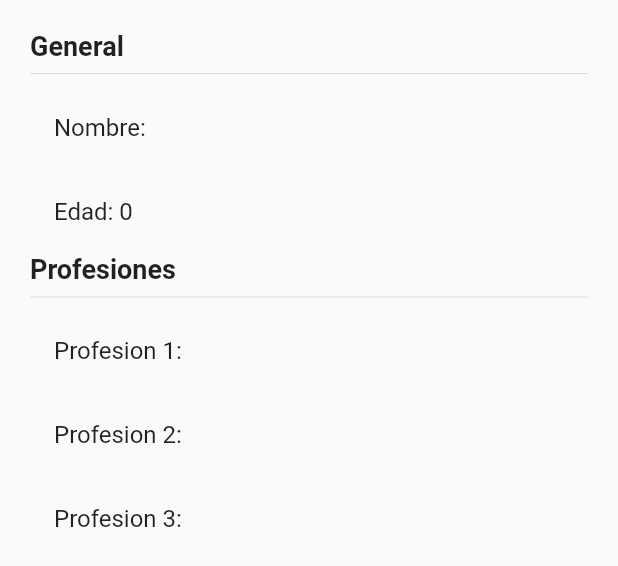
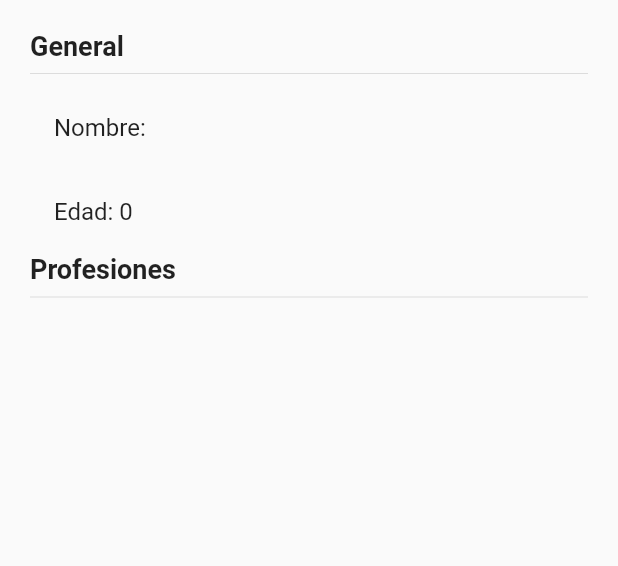
Before and after one commit to rocatoro18/manejadores_estado, a Flutter app: the InformacionUsuario widget shown alone on an empty page, opened directly with empty values, on a phone screen of 412 x 824 dp. Shown: the top 566 px of the screen. Run offline on Flutter 3.47's test engine with Material 2 defaults, Android fonts, the phone set to English and light mode, and no system bars; accounts and stored records are empty.

Commit message:
add professions

```diff
--- a/lib/pages/pagina1_page.dart
+++ b/lib/pages/pagina1_page.dart
@@ -66,20 +66,15 @@ class InformacionUsuario extends StatelessWidget {
           ListTile(
             title: Text('Edad: ${usuario.edad}'),
           ),
-          Text(
+          const Text(
             'Profesiones',
             style: TextStyle(fontSize: 18, fontWeight: FontWeight.bold),
           ),
           const Divider(),
-          ListTile(
-            title: Text('Profesion 1: '),
-          ),
-          ListTile(
-            title: Text('Profesion 2:'),
-          ),
-          ListTile(
-            title: Text('Profesion 3:'),
-          ),
+          // Desestructuracion
+          ...usuario.profesiones!
+              .map((profesion) => ListTile(title: Text(profesion)))
+              .toList()
         ],
       ),
     );
--- a/lib/services/usuario_service.dart
+++ b/lib/services/usuario_service.dart
@@ -25,4 +25,10 @@ class UsuarioService with ChangeNotifier {
     _usuario = null;
     notifyListeners();
   }
+
+  void agregarProfesion() {
+    _usuario!.profesiones!
+        .add('Profesiones: ${_usuario!.profesiones!.length + 1}');
+    notifyListeners();
+  }
 }
```
Also changed, not shown: lib/pages/pagina2_page.dart (+7 -2 lines).
